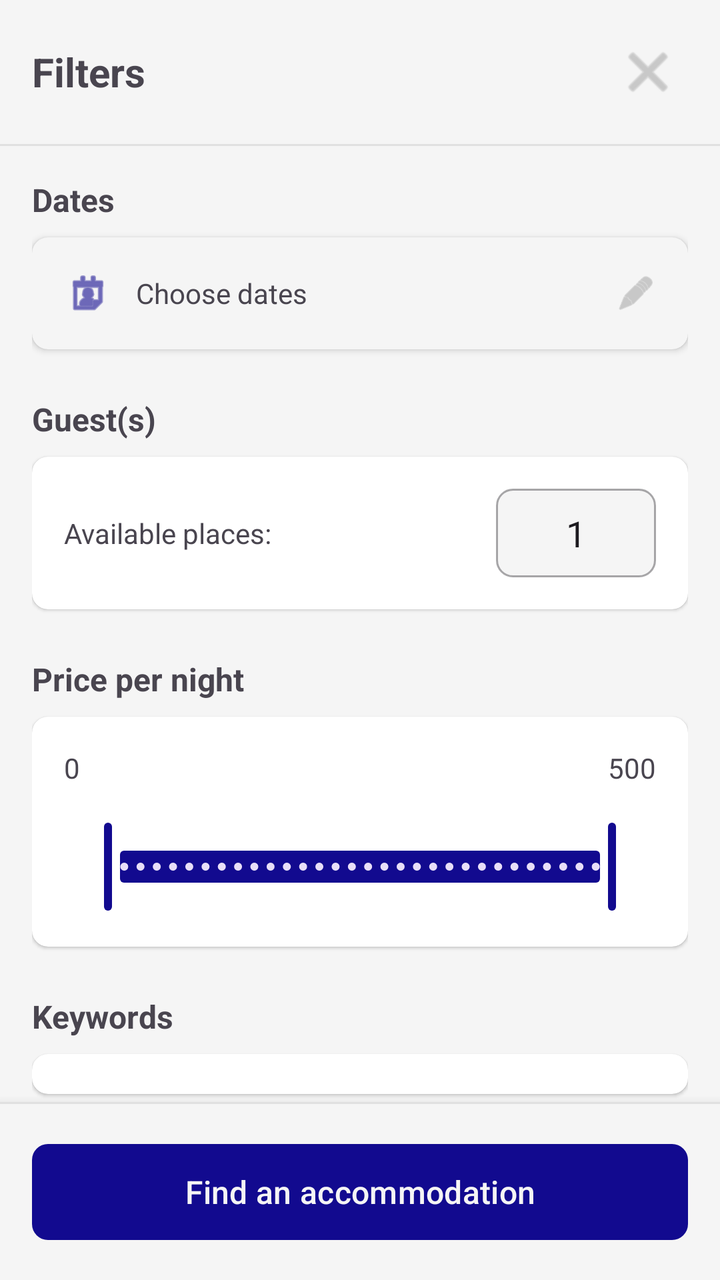
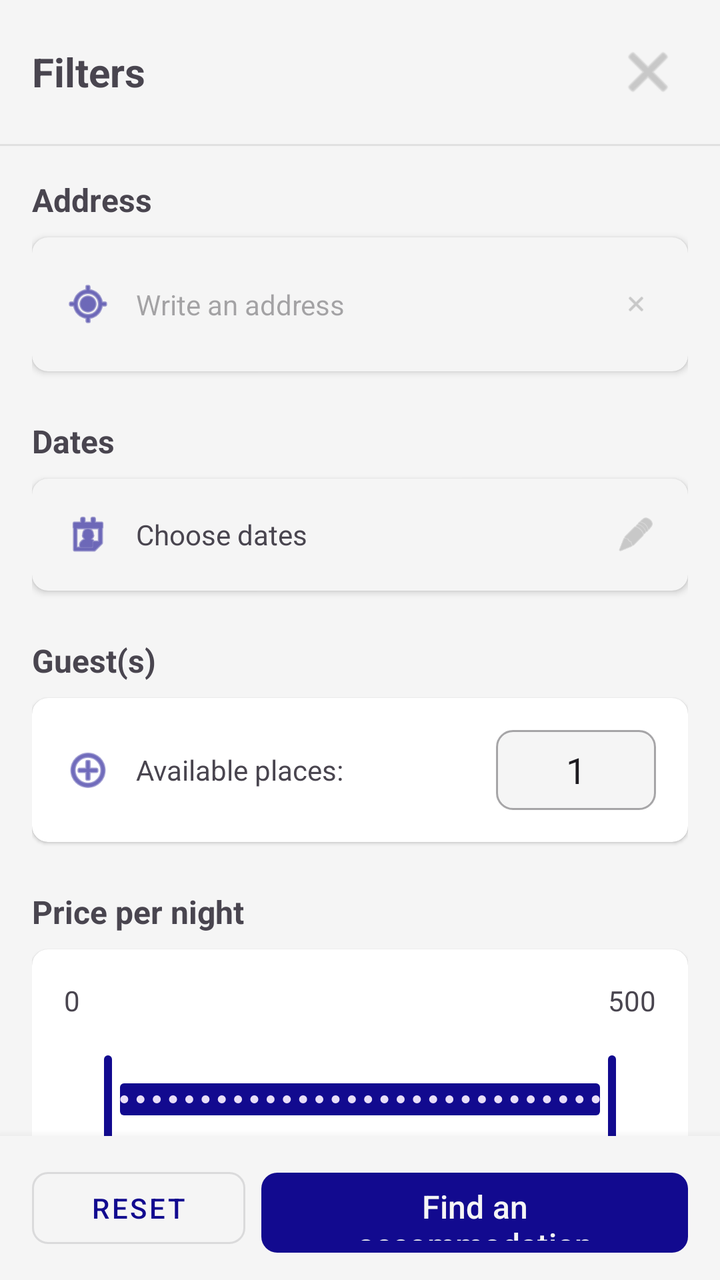

Screens rendered from an Android XML layout before and after an edit, with the pre-edit source and the edit as a unified diff.
<!-- AndroidManifest.xml: application theme Theme.MiCasaEsTuCasa -->
<!-- res/layout/layout_filtri_ricerca.xml -->
<?xml version="1.0" encoding="utf-8"?>
<LinearLayout xmlns:android="http://schemas.android.com/apk/res/android"
    xmlns:app="http://schemas.android.com/apk/res-auto"
    android:layout_width="match_parent"
    android:layout_height="wrap_content"
    android:orientation="vertical"
    app:behavior_peekHeight="0dp"
    app:layout_behavior="com.google.android.material.bottomsheet.BottomSheetBehavior">

    <LinearLayout
        android:layout_width="match_parent"
        android:layout_height="wrap_content"
        android:orientation="horizontal"
        android:paddingHorizontal="16dp"
        android:paddingVertical="16dp"
        android:gravity="center_vertical">

        <TextView
            android:layout_width="0dp"
            android:layout_height="wrap_content"
            android:layout_weight="1"
            android:text="@string/filtri"
            android:textSize="20sp"
            android:textStyle="bold" />

        <ImageButton
            android:id="@+id/btnClose"
            android:layout_width="40dp"
            android:layout_height="40dp"
            android:src="@android:drawable/ic_menu_close_clear_cancel"
            android:background="?attr/selectableItemBackgroundBorderless"
            android:contentDescription="@string/chiudi"
            app:tint="@android:color/darker_gray" />

    </LinearLayout>

    <View
        android:layout_width="match_parent"
        android:layout_height="1dp"
        android:background="@color/light_gray" />

    <androidx.core.widget.NestedScrollView
        android:layout_width="match_parent"
        android:layout_height="0dp"
        android:layout_weight="1"
        android:fillViewport="true">

        <LinearLayout
            android:layout_width="match_parent"
            android:layout_height="wrap_content"
            android:orientation="vertical"
            android:paddingHorizontal="16dp"
            android:paddingBottom="16dp">

            
            <TextView
                android:layout_width="wrap_content"
                android:layout_height="wrap_content"
                android:layout_marginTop="16dp"
                android:layout_marginBottom="8dp"
                android:text="@string/date"
                android:textSize="16sp"
                android:textStyle="bold" />

            <androidx.cardview.widget.CardView
                android:id="@+id/cardDateRange"
                android:layout_width="match_parent"
                android:layout_height="wrap_content"
                app:cardCornerRadius="8dp"
                app:cardElevation="2dp"
                app:cardBackgroundColor="?android:attr/colorBackground"
                android:foreground="?attr/selectableItemBackground">

                <LinearLayout
                    android:layout_width="match_parent"
                    android:layout_height="wrap_content"
                    android:orientation="horizontal"
                    android:padding="16dp"
                    android:gravity="center_vertical">

                    <ImageView
                        android:layout_width="24dp"
                        android:layout_height="24dp"
                        android:src="@android:drawable/ic_menu_my_calendar"
                        app:tint="@color/primary" />

                    <TextView
                        android:id="@+id/tvDateRange"
                        android:layout_width="0dp"
                        android:layout_height="wrap_content"
                        android:layout_weight="1"
                        android:layout_marginStart="12dp"
                        android:text="@string/seleziona_date"
                        android:textSize="14sp" />

                    <ImageView
                        android:layout_width="20dp"
                        android:layout_height="20dp"
                        android:src="@android:drawable/ic_menu_edit"
                        app:tint="@android:color/darker_gray" />

                </LinearLayout>

            </androidx.cardview.widget.CardView>

            
            <TextView
                android:layout_width="wrap_content"
                android:layout_height="wrap_content"
                android:layout_marginTop="24dp"
                android:layout_marginBottom="8dp"
                android:text="@string/ospiti"
                android:textSize="16sp"
                android:textStyle="bold" />

            <androidx.cardview.widget.CardView
                android:layout_width="match_parent"
                android:layout_height="wrap_content"
                app:cardCornerRadius="8dp"
                app:cardElevation="1dp">

                <LinearLayout
                    android:layout_width="match_parent"
                    android:layout_height="wrap_content"
                    android:orientation="horizontal"
                    android:padding="16dp"
                    android:gravity="center_vertical">

                    <TextView
                        android:layout_width="0dp"
                        android:layout_height="wrap_content"
                        android:layout_weight="1"
                        android:text="@string/posti_disponibili"
                        android:textSize="14sp" />

                    <LinearLayout
                        android:layout_width="wrap_content"
                        android:layout_height="wrap_content"
                        android:orientation="horizontal"
                        android:gravity="center_vertical">

                        
                        <EditText
                            android:id="@+id/tvGuestCount"
                            android:layout_width="80dp"
                            android:layout_height="wrap_content"
                            android:hint="1"
                            android:inputType="number"
                            android:text="1"
                            android:gravity="center"
                            android:padding="10dp"
                            android:background="@drawable/edittext_background"/>

                    </LinearLayout>

                </LinearLayout>

            </androidx.cardview.widget.CardView>

            
            <TextView
                android:layout_width="wrap_content"
                android:layout_height="wrap_content"
                android:layout_marginTop="24dp"
                android:layout_marginBottom="8dp"
                android:text="@string/prezzo_notte"
                android:textSize="16sp"
                android:textStyle="bold" />

            <androidx.cardview.widget.CardView
                android:layout_width="match_parent"
                android:layout_height="wrap_content"
                app:cardCornerRadius="8dp"
                app:cardElevation="1dp">

                <LinearLayout
                    android:layout_width="match_parent"
                    android:layout_height="wrap_content"
                    android:orientation="vertical"
                    android:padding="16dp">

                    <LinearLayout
                        android:layout_width="match_parent"
                        android:layout_height="wrap_content"
                        android:orientation="horizontal"
                        android:gravity="center"
                        android:layout_marginBottom="16dp">

                        <TextView
                            android:id="@+id/tvMinPrice"
                            android:layout_width="0dp"
                            android:layout_height="wrap_content"
                            android:layout_weight="1"
                            android:text="0"
                            android:textSize="14sp"
                            android:gravity="start" />

                        <TextView
                            android:id="@+id/tvMaxPrice"
                            android:layout_width="0dp"
                            android:layout_height="wrap_content"
                            android:layout_weight="1"
                            android:text="500"
                            android:textSize="14sp"
                            android:gravity="end" />

                    </LinearLayout>

                    <com.google.android.material.slider.RangeSlider
                        android:id="@+id/rangeSliderPrice"
                        android:layout_width="match_parent"
                        android:layout_height="wrap_content"
                        android:valueFrom="0"
                        android:valueTo="500"
                        android:stepSize="10"
                        app:values="@array/initial_price_range"
                        app:trackColorActive="@color/primary"
                        app:trackColorInactive="@color/light_gray"
                        app:thumbColor="@color/primary"
                        app:haloColor="@color/primary_light" />

                </LinearLayout>

            </androidx.cardview.widget.CardView>

            
            <TextView
                android:layout_width="wrap_content"
                android:layout_height="wrap_content"
                android:layout_marginTop="24dp"
                android:layout_marginBottom="8dp"
                android:text="@string/parole_chiave"
                android:textSize="16sp"
                android:textStyle="bold" />

            <androidx.cardview.widget.CardView
                android:layout_width="match_parent"
                android:layout_height="wrap_content"
                app:cardCornerRadius="8dp"
                app:cardElevation="1dp">

                <com.google.android.material.chip.ChipGroup
                    android:id="@+id/cgKeywords"
                    android:layout_width="match_parent"
                    android:layout_height="wrap_content"
                    app:chipSpacing="8dp"
                    android:padding="10dp" />

            </androidx.cardview.widget.CardView>

            <View
                android:layout_width="match_parent"
                android:layout_height="60dp" />

        </LinearLayout>

    </androidx.core.widget.NestedScrollView>

    
    <LinearLayout
        android:layout_width="match_parent"
        android:layout_height="wrap_content"
        android:orientation="vertical"
        android:background="?android:attr/colorBackground"
        android:elevation="8dp">

        <View
            android:layout_width="match_parent"
            android:layout_height="1dp"
            android:background="@color/light_gray" />

        <com.google.android.material.button.MaterialButton
            android:id="@+id/btnShowResults"
            android:layout_width="match_parent"
            android:layout_height="56dp"
            android:layout_margin="16dp"
            android:text="@string/mostra_risultati"
            app:backgroundTint="@color/primary"
            android:textColor="@color/backgroundColor"
            android:textSize="16sp"
            app:cornerRadius="8dp" />

    </LinearLayout>

</LinearLayout>
<!-- resources referenced by this layout -->
<resources>
  <array name="initial_price_range">
          <item>0</item>
          <item>500</item>
      </array>
  <color name="backgroundColor">#F5F5F5</color>
  <color name="light_gray">#E0E0E0</color>
  <color name="primary">#120A8F</color>
  <color name="primary_light">#4B7099</color>
  <!-- drawable edittext_background (drawable) -->
  <?xml version="1.0" encoding="utf-8"?>
  <shape xmlns:android="http://schemas.android.com/apk/res/android">
      <solid android:color="?android:attr/colorBackground"/>
      <stroke
          android:width="1dp"
          android:color="?android:attr/textColorHint"/>
      <corners android:radius="8dp"/>
  </shape>
  <string name="chiudi">Close</string>
  <string name="date">Dates</string>
  <string name="filtri">Filters</string>
  <string name="mostra_risultati">Find an accommodation</string>
  <string name="ospiti">Guest(s)</string>
  <string name="parole_chiave">Keywords</string>
  <string name="posti_disponibili">Available places:</string>
  <string name="prezzo_notte">Price per night</string>
  <string name="seleziona_date">Choose dates</string>
  <style name="Theme.MiCasaEsTuCasa" parent="Base.Theme.MiCasaEsTuCasa" />
  <style name="Base.Theme.MiCasaEsTuCasa" parent="Theme.Material3.DayNight.NoActionBar">
          
          <item name="colorPrimary">@color/primary</item>
          <item name="colorPrimaryVariant">@color/primary_dark</item>
          <item name="colorOnPrimary">@color/white</item>
  
          
          <item name="colorSecondary">@color/secondary</item>
          <item name="colorSecondaryVariant">@color/secondary_dark</item>
          <item name="colorOnSecondary">@color/black</item>
  
          
          <item name="android:colorBackground">@color/backgroundColor</item>
          <item name="colorSurface">@color/white</item>
          <item name="colorError">@color/red</item>
  
          
          <item name="android:statusBarColor">@color/primary_dark</item>
          <item name="android:navigationBarColor">@color/primary_dark</item>
      </style>
  <color name="primary_dark">#001226</color>
  <color name="white">#FFFFFF</color>
  <color name="secondary">#FF9F1C</color>
  <color name="secondary_dark">#E08A00</color>
  <color name="black">#000000</color>
  <color name="red">#F44336</color>
</resources>

<!-- the commit's change to res/layout/layout_filtri_ricerca.xml (unified diff, before → after) -->
@@ -58,6 +58,161 @@
                 android:layout_height="wrap_content"
                 android:layout_marginTop="16dp"
                 android:layout_marginBottom="8dp"
+                android:text="@string/indirizzo_per_la_mappa"
+                android:textSize="16sp"
+                android:textStyle="bold" />
+
+            <androidx.cardview.widget.CardView
+                android:id="@+id/cardLocation"
+                android:layout_width="match_parent"
+                android:layout_height="wrap_content"
+                app:cardCornerRadius="8dp"
+                app:cardElevation="2dp"
+                app:cardBackgroundColor="?android:attr/colorBackground"
+                android:foreground="?attr/selectableItemBackground">
+
+                <LinearLayout
+                    android:layout_width="match_parent"
+                    android:layout_height="wrap_content"
+                    android:orientation="horizontal"
+                    android:padding="16dp"
+                    android:gravity="center_vertical">
+
+                    <ImageView
+                        android:layout_width="24dp"
+                        android:layout_height="24dp"
+                        android:src="@android:drawable/ic_menu_mylocation"
+                        app:tint="@color/primary" />
+
+                    <EditText
+                        android:id="@+id/etLocation"
+                        android:layout_width="0dp"
+                        android:layout_height="wrap_content"
+                        android:layout_weight="1"
+                        android:layout_marginStart="12dp"
+                        android:layout_marginEnd="8dp"
+                        android:hint="@string/inserisci_indirizzo"
+                        android:textSize="14sp"
+                        android:background="@null"
+                        android:paddingVertical="8dp"
+                        android:inputType="textPostalAddress|textAutoComplete"
+                        android:maxLines="1"
+                        android:importantForAutofill="yes"
+                        />
+
+                    <ImageView
+                        android:id="@+id/btnClearLocation"
+                        android:layout_width="20dp"
+                        android:layout_height="20dp"
+                        android:src="@android:drawable/ic_menu_close_clear_cancel"
+                        android:visibility="visible"
+                        app:tint="@android:color/darker_gray"
+                        android:background="?attr/selectableItemBackgroundBorderless"
+                        android:padding="4dp"
+                        android:contentDescription="cancella" />
+
+                </LinearLayout>
+
+            </androidx.cardview.widget.CardView>
+
+            
+            <com.google.android.material.card.MaterialCardView
+                android:id="@+id/cardRadius"
+                android:layout_width="match_parent"
+                android:layout_height="wrap_content"
+                android:layout_marginTop="8dp"
+                android:visibility="gone"
+                app:cardCornerRadius="8dp"
+                app:cardElevation="1dp"
+                app:cardBackgroundColor="?android:attr/colorBackground">
+
+                <LinearLayout
+                    android:layout_width="match_parent"
+                    android:layout_height="wrap_content"
+                    android:orientation="vertical"
+                    android:padding="16dp">
+
+                    <LinearLayout
+                        android:layout_width="match_parent"
+                        android:layout_height="wrap_content"
+                        android:orientation="horizontal"
+                        android:gravity="center_vertical"
+                        android:layout_marginBottom="8dp">
+
+                        <ImageView
+                            android:layout_width="20dp"
+                            android:layout_height="20dp"
+                            android:src="@android:drawable/ic_menu_compass"
+                            android:layout_marginEnd="8dp"
+                            app:tint="@color/primary" />
+
+                        <TextView
+                            android:layout_width="0dp"
+                            android:layout_height="wrap_content"
+                            android:layout_weight="1"
+                            android:text="raggio di ricerca"
+                            android:textSize="14sp" />
+
+                        <TextView
+                            android:id="@+id/tvRadiusValue"
+                            android:layout_width="wrap_content"
+                            android:layout_height="wrap_content"
+                            android:text="20 km"
+                            android:textSize="14sp"
+                            android:textStyle="bold"
+                            android:textColor="@color/primary" />
+
+                    </LinearLayout>
+
+                    <com.google.android.material.slider.Slider
+                        android:id="@+id/sliderRadius"
+                        android:layout_width="match_parent"
+                        android:layout_height="wrap_content"
+                        android:valueFrom="1"
+                        android:valueTo="100"
+                        android:value="20"
+                        android:stepSize="1"
+                        app:labelBehavior="gone"
+                        app:trackColorActive="@color/primary"
+                        app:trackColorInactive="@color/light_gray"
+                        app:thumbColor="@color/primary"
+                        app:haloColor="@color/primary_light" />
+
+                    <LinearLayout
+                        android:layout_width="match_parent"
+                        android:layout_height="wrap_content"
+                        android:orientation="horizontal"
+                        android:layout_marginTop="4dp">
+
+                        <TextView
+                            android:layout_width="0dp"
+                            android:layout_height="wrap_content"
+                            android:layout_weight="1"
+                            android:text="1 km"
+                            android:textSize="12sp"
+                            android:textColor="@android:color/darker_gray" />
+
+                        <TextView
+                            android:layout_width="0dp"
+                            android:layout_height="wrap_content"
+                            android:layout_weight="1"
+                            android:text="100 km"
+                            android:textSize="12sp"
+                            android:textColor="@android:color/darker_gray"
+                            android:gravity="end" />
+
+                    </LinearLayout>
+
+                </LinearLayout>
+
+            </com.google.android.material.card.MaterialCardView>
+
+            
+            <TextView
+                android:layout_width="wrap_content"
+                android:layout_height="wrap_content"
+                android:layout_marginTop="24dp"
+                android:layout_marginBottom="8dp"
                 android:text="@string/date"
                 android:textSize="16sp"
                 android:textStyle="bold" />
@@ -126,6 +281,13 @@
                     android:padding="16dp"
                     android:gravity="center_vertical">
 
+                    <ImageView
+                        android:layout_width="24dp"
+                        android:layout_height="24dp"
+                        android:layout_marginEnd="12dp"
+                        android:src="@android:drawable/ic_menu_add"
+                        app:tint="@color/primary" />
+
                     <TextView
                         android:layout_width="0dp"
                         android:layout_height="wrap_content"
@@ -133,25 +295,17 @@
                         android:text="@string/posti_disponibili"
                         android:textSize="14sp" />
 
-                    <LinearLayout
-                        android:layout_width="wrap_content"
-                        android:layout_height="wrap_content"
-                        android:orientation="horizontal"
-                        android:gravity="center_vertical">
-
-                        
-                        <EditText
-                            android:id="@+id/tvGuestCount"
-                            android:layout_width="80dp"
-                            android:layout_height="wrap_content"
-                            android:hint="1"
-                            android:inputType="number"
-                            android:text="1"
-                            android:gravity="center"
-                            android:padding="10dp"
-                            android:background="@drawable/edittext_background"/>
-
-                    </LinearLayout>
+                    <EditText
+                        android:id="@+id/etGuestCount"
+                        android:layout_width="80dp"
+                        android:layout_height="40dp"
+                        android:hint="1"
+                        android:inputType="number"
+                        android:text="1"
+                        android:gravity="center"
+                        android:paddingStart="12dp"
+                        android:paddingEnd="12dp"
+                        android:background="@drawable/edittext_background" />
 
                 </LinearLayout>
 
@@ -260,20 +414,27 @@
     <LinearLayout
         android:layout_width="match_parent"
         android:layout_height="wrap_content"
-        android:orientation="vertical"
+        android:orientation="horizontal"
         android:background="?android:attr/colorBackground"
-        android:elevation="8dp">
-
-        <View
-            android:layout_width="match_parent"
-            android:layout_height="1dp"
-            android:background="@color/light_gray" />
+        android:elevation="8dp"
+        android:paddingHorizontal="16dp"
+        android:paddingVertical="12dp">
+
+        <com.google.android.material.button.MaterialButton
+            android:id="@+id/btnResetFilters"
+            style="@style/Widget.MaterialComponents.Button.OutlinedButton"
+            android:layout_width="0dp"
+            android:layout_height="48dp"
+            android:layout_weight="1"
+            android:layout_marginEnd="8dp"
+            android:text="@string/reset"
+            app:cornerRadius="8dp" />
 
         <com.google.android.material.button.MaterialButton
             android:id="@+id/btnShowResults"
-            android:layout_width="match_parent"
-            android:layout_height="56dp"
-            android:layout_margin="16dp"
+            android:layout_width="0dp"
+            android:layout_height="48dp"
+            android:layout_weight="2"
             android:text="@string/mostra_risultati"
             app:backgroundTint="@color/primary"
             android:textColor="@color/backgroundColor"
<!-- resource entries referenced after the edit -->
@@ -20,11 +20,14 @@
   <string name="chiudi">Close</string>
   <string name="date">Dates</string>
   <string name="filtri">Filters</string>
+  <string name="indirizzo_per_la_mappa">Address</string>
+  <string name="inserisci_indirizzo">Write an address</string>
   <string name="mostra_risultati">Find an accommodation</string>
   <string name="ospiti">Guest(s)</string>
   <string name="parole_chiave">Keywords</string>
   <string name="posti_disponibili">Available places:</string>
   <string name="prezzo_notte">Price per night</string>
+  <string name="reset">Reset</string>
   <string name="seleziona_date">Choose dates</string>
   <style name="Theme.MiCasaEsTuCasa" parent="Base.Theme.MiCasaEsTuCasa" />
   <style name="Base.Theme.MiCasaEsTuCasa" parent="Theme.Material3.DayNight.NoActionBar">
